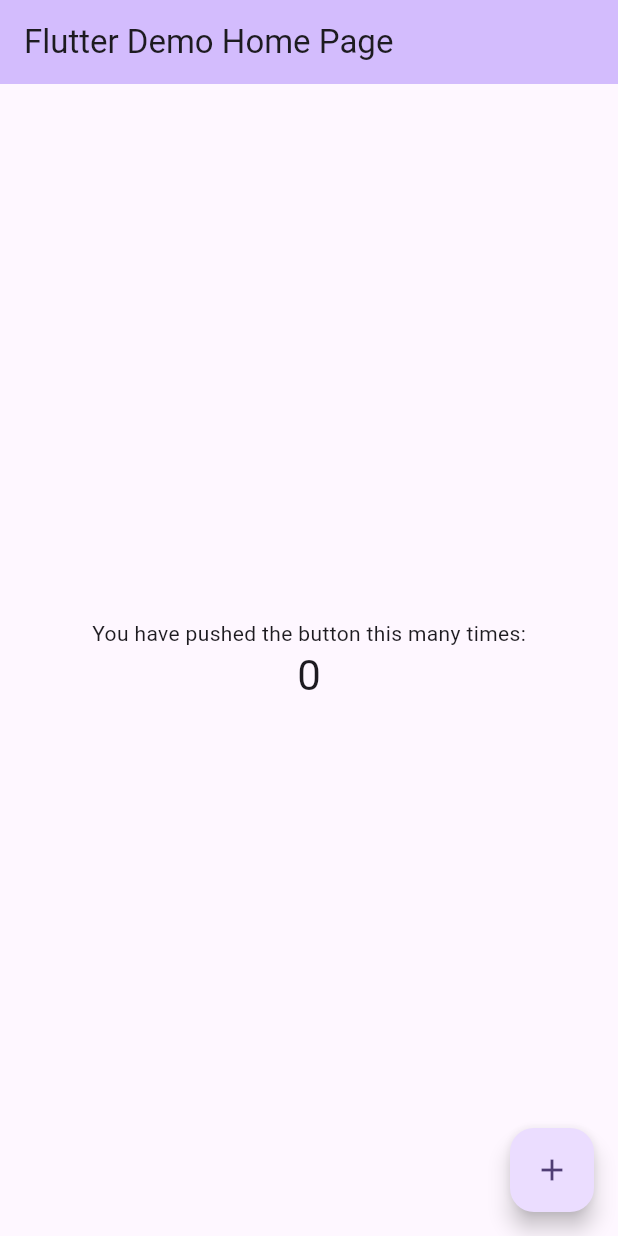
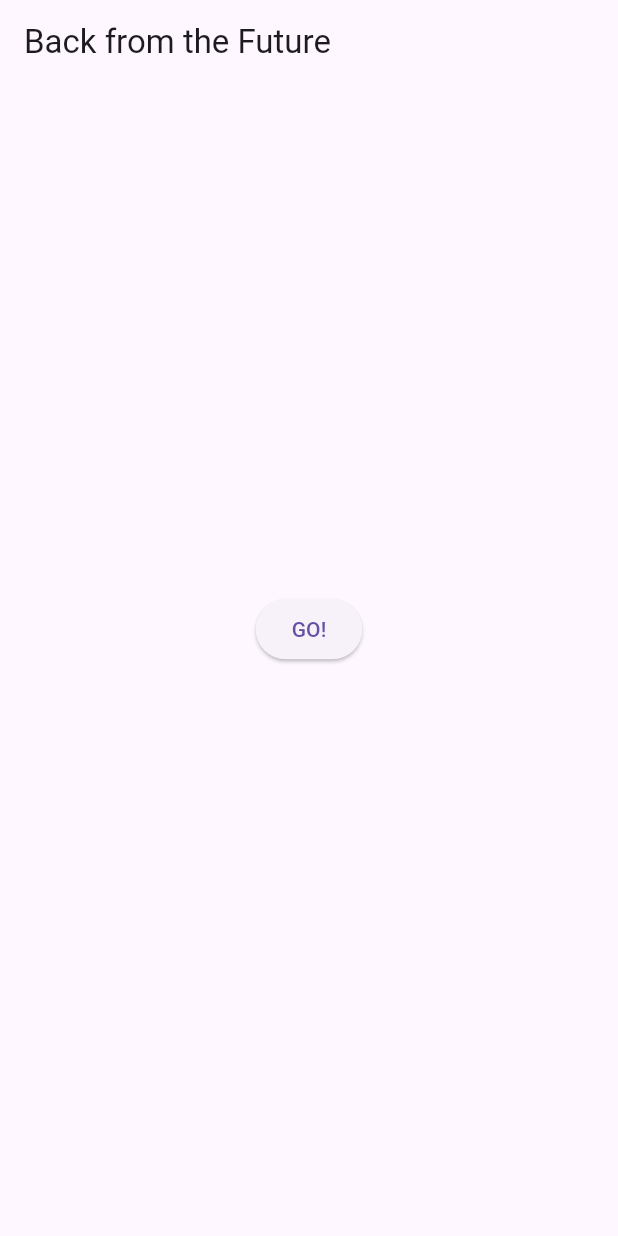
Before and after one commit to ikhwandio4/Pem_mobile_Sem5, a Flutter app: the screen it shows after launch, on a phone screen of 412 x 824 dp. Run offline on Flutter 3.47's test engine with Material 3 defaults, Android fonts, the light colour scheme and no system bars.

Commit message:
w11 soal 1,2,3

```diff
--- a/minggu11/books/lib/main.dart
+++ b/minggu11/books/lib/main.dart
@@ -1,4 +1,6 @@
+import 'dart:async';
 import 'package:flutter/material.dart';
+import 'package:http/http.dart' as http;
 
 void main() {
   runApp(const MyApp());
@@ -7,119 +9,84 @@
 class MyApp extends StatelessWidget {
   const MyApp({super.key});
 
-  // This widget is the root of your application.
   @override
   Widget build(BuildContext context) {
     return MaterialApp(
-      title: 'Flutter Demo',
+      title: 'Future Demo Ikhwandi',
       theme: ThemeData(
-        // This is the theme of your application.
-        //
-        // TRY THIS: Try running your application with "flutter run". You'll see
-        // the application has a purple toolbar. Then, without quitting the app,
-        // try changing the seedColor in the colorScheme below to Colors.green
-        // and then invoke "hot reload" (save your changes or press the "hot
-        // reload" button in a Flutter-supported IDE, or press "r" if you used
-        // the command line to start the app).
-        //
-        // Notice that the counter didn't reset back to zero; the application
-        // state is not lost during the reload. To reset the state, use hot
-        // restart instead.
-        //
-        // This works for code too, not just values: Most code changes can be
-        // tested with just a hot reload.
-        colorScheme: ColorScheme.fromSeed(seedColor: Colors.deepPurple),
-        useMaterial3: true,
+        primarySwatch: Colors.blue,
+        visualDensity: VisualDensity.adaptivePlatformDensity,
       ),
-      home: const MyHomePage(title: 'Flutter Demo Home Page'),
+      home: const FuturePage(),
     );
   }
 }
 
-class MyHomePage extends StatefulWidget {
-  const MyHomePage({super.key, required this.title});
-
-  // This widget is the home page of your application. It is stateful, meaning
-  // that it has a State object (defined below) that contains fields that affect
-  // how it looks.
-
-  // This class is the configuration for the state. It holds the values (in this
-  // case the title) provided by the parent (in this case the App widget) and
-  // used by the build method of the State. Fields in a Widget subclass are
-  // always marked "final".
-
-  final String title;
+class FuturePage extends StatefulWidget {
+  const FuturePage({super.key});
 
   @override
-  State<MyHomePage> createState() => _MyHomePageState();
+  State<FuturePage> createState() => _FuturePageState();
 }
 
-class _MyHomePageState extends State<MyHomePage> {
-  int _counter = 0;
+class _FuturePageState extends State<FuturePage> {
+  String result = '';
+  bool isLoading = false;
 
-  void _incrementCounter() {
+  Future<void> getData() async {
     setState(() {
-      // This call to setState tells the Flutter framework that something has
-      // changed in this State, which causes it to rerun the build method below
-      // so that the display can reflect the updated values. If we changed
-      // _counter without calling setState(), then the build method would not be
-      // called again, and so nothing would appear to happen.
-      _counter++;
+      isLoading = true;
+      result = '';
     });
+
+    try {
+      const authority = 'www.googleapis.com';
+      const path = '/books/v1/volumes/L8lCEAAAQBAJ';
+      final url = Uri.https(authority, path);
+
+      final response = await http.get(url);
+
+      if (response.statusCode == 200) {
+        setState(() {
+          result = response.body.substring(0, 450); // Menampilkan 450 karakter pertama
+        });
+      } else {
+        setState(() {
+          result = 'Error: ${response.statusCode}';
+        });
+      }
+    } catch (e) {
+      setState(() {
+        result = 'An error occurred: $e';
+      });
+    } finally {
+      setState(() {
+        isLoading = false;
+      });
+    }
   }
 
   @override
   Widget build(BuildContext context) {
-    // This method is rerun every time setState is called, for instance as done
-    // by the _incrementCounter method above.
-    //
-    // The Flutter framework has been optimized to make rerunning build methods
-    // fast, so that you can just rebuild anything that needs updating rather
-    // than having to individually change instances of widgets.
     return Scaffold(
       appBar: AppBar(
-        // TRY THIS: Try changing the color here to a specific color (to
-        // Colors.amber, perhaps?) and trigger a hot reload to see the AppBar
-        // change color while the other colors stay the same.
-        backgroundColor: Theme.of(context).colorScheme.inversePrimary,
-        // Here we take the value from the MyHomePage object that was created by
-        // the App.build method, and use it to set our appbar title.
-        title: Text(widget.title),
+        title: const Text('Back from the Future'),
       ),
       body: Center(
-        // Center is a layout widget. It takes a single child and positions it
-        // in the middle of the parent.
         child: Column(
-          // Column is also a layout widget. It takes a list of children and
-          // arranges them vertically. By default, it sizes itself to fit its
-          // children horizontally, and tries to be as tall as its parent.
-          //
-          // Column has various properties to control how it sizes itself and
-          // how it positions its children. Here we use mainAxisAlignment to
-          // center the children vertically; the main axis here is the vertical
-          // axis because Columns are vertical (the cross axis would be
-          // horizontal).
-          //
-          // TRY THIS: Invoke "debug painting" (choose the "Toggle Debug Paint"
-          // action in the IDE, or press "p" in the console), to see the
-          // wireframe for each widget.
           mainAxisAlignment: MainAxisAlignment.center,
-          children: <Widget>[
-            const Text(
-              'You have pushed the button this many times:',
+          children: [
+            ElevatedButton(
+              onPressed: getData,
+              child: const Text('GO!'),
             ),
-            Text(
-              '$_counter',
-              style: Theme.of(context).textTheme.headlineMedium,
-            ),
+            const SizedBox(height: 20),
+            isLoading
+                ? const CircularProgressIndicator()
+                : Text(result, textAlign: TextAlign.center),
           ],
         ),
       ),
-      floatingActionButton: FloatingActionButton(
-        onPressed: _incrementCounter,
-        tooltip: 'Increment',
-        child: const Icon(Icons.add),
-      ), // This trailing comma makes auto-formatting nicer for build methods.
     );
   }
 }
--- a/minggu11/books/pubspec.yaml
+++ b/minggu11/books/pubspec.yaml
@@ -35,6 +35,7 @@ dependencies:
   # The following adds the Cupertino Icons font to your application.
   # Use with the CupertinoIcons class for iOS style icons.
   cupertino_icons: ^1.0.8
+  http: ^1.2.2
 
 dev_dependencies:
   flutter_test:
```
Also changed, not shown: minggu11/books/lib/images/2.png (added), minggu11/books/pubspec.lock.
